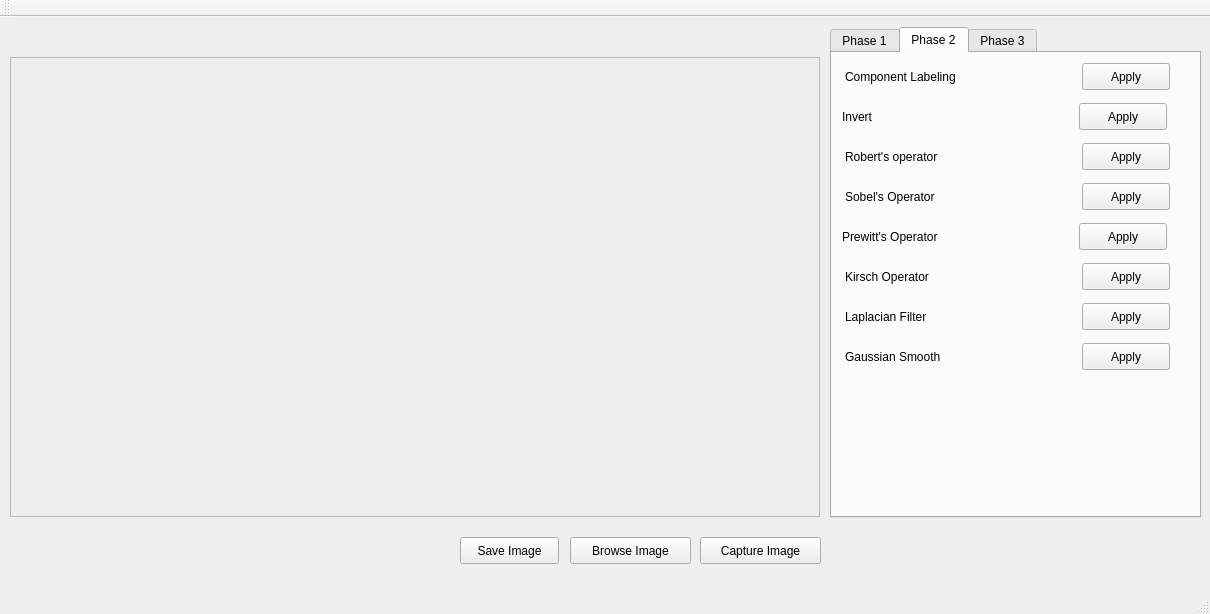
sina-cb/ColonD_ImageProcessor, file mainwindow.ui: the form before one commit.
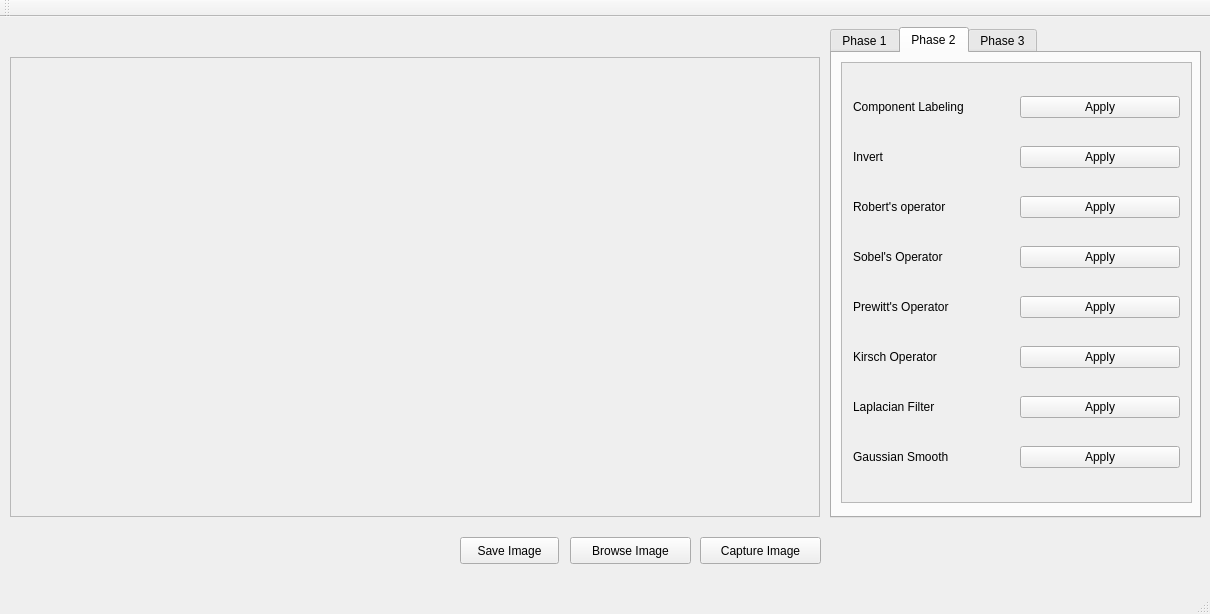
The form after the commit. The open tabs and pages were chosen to show the change.

The edit to the form file:
```diff
--- a/mainwindow.ui
+++ b/mainwindow.ui
@@ -385,213 +385,173 @@
      <attribute name="title">
       <string>Phase 2</string>
      </attribute>
+     <widget class="QScrollArea" name="scrollArea_3">
+      <property name="geometry">
+       <rect>
+        <x>9</x>
+        <y>9</y>
+        <width>351</width>
+        <height>441</height>
+       </rect>
+      </property>
+      <property name="widgetResizable">
+       <bool>true</bool>
+      </property>
+      <widget class="QWidget" name="scrollAreaWidgetContents_3">
+       <property name="geometry">
+        <rect>
+         <x>0</x>
+         <y>0</y>
+         <width>349</width>
+         <height>439</height>
+        </rect>
+       </property>
+       <layout class="QGridLayout" name="gridLayout_2">
+        <item row="0" column="0">
      <widget class="QLabel" name="label_13">
-      <property name="geometry">
-       <rect>
-        <x>13</x>
-        <y>10</y>
-        <width>166</width>
-        <height>27</height>
-       </rect>
-      </property>
       <property name="text">
        <string>Component Labeling</string>
       </property>
      </widget>
+        </item>
+        <item row="0" column="1">
      <widget class="QPushButton" name="componentLabelingBtn">
-      <property name="geometry">
-       <rect>
-        <x>250</x>
-        <y>10</y>
-        <width>88</width>
-        <height>27</height>
-       </rect>
-      </property>
       <property name="text">
        <string>Apply</string>
       </property>
      </widget>
-     <widget class="QPushButton" name="invertBtn">
-      <property name="geometry">
-       <rect>
-        <x>247</x>
-        <y>50</y>
-        <width>88</width>
-        <height>27</height>
-       </rect>
-      </property>
-      <property name="text">
-       <string>Apply</string>
-      </property>
-     </widget>
+        </item>
+        <item row="1" column="0">
      <widget class="QLabel" name="label_14">
-      <property name="geometry">
-       <rect>
-        <x>10</x>
-        <y>50</y>
-        <width>166</width>
-        <height>27</height>
-       </rect>
-      </property>
       <property name="text">
        <string>Invert</string>
       </property>
      </widget>
+        </item>
+        <item row="1" column="1">
+         <widget class="QPushButton" name="invertBtn">
+          <property name="text">
+           <string>Apply</string>
+          </property>
+         </widget>
+        </item>
+        <item row="2" column="0">
      <widget class="QLabel" name="label_15">
-      <property name="geometry">
-       <rect>
-        <x>13</x>
-        <y>90</y>
-        <width>166</width>
-        <height>27</height>
-       </rect>
-      </property>
       <property name="text">
        <string>Robert's operator</string>
       </property>
      </widget>
+        </item>
+        <item row="2" column="1">
      <widget class="QPushButton" name="robertsOpBtn">
-      <property name="geometry">
-       <rect>
-        <x>250</x>
-        <y>90</y>
-        <width>88</width>
-        <height>27</height>
-       </rect>
-      </property>
       <property name="text">
        <string>Apply</string>
       </property>
      </widget>
+        </item>
+        <item row="3" column="0">
      <widget class="QLabel" name="label_16">
-      <property name="geometry">
-       <rect>
-        <x>13</x>
-        <y>130</y>
-        <width>166</width>
-        <height>27</height>
-       </rect>
-      </property>
       <property name="text">
        <string>Sobel's Operator</string>
       </property>
      </widget>
+        </item>
+        <item row="3" column="1">
      <widget class="QPushButton" name="sobelOpBtn">
-      <property name="geometry">
-       <rect>
-        <x>250</x>
-        <y>130</y>
-        <width>88</width>
-        <height>27</height>
-       </rect>
-      </property>
       <property name="text">
        <string>Apply</string>
       </property>
      </widget>
-     <widget class="QPushButton" name="prewittOpBtn">
-      <property name="geometry">
-       <rect>
-        <x>247</x>
-        <y>170</y>
-        <width>88</width>
-        <height>27</height>
-       </rect>
-      </property>
-      <property name="text">
-       <string>Apply</string>
-      </property>
-     </widget>
+        </item>
+        <item row="4" column="0">
      <widget class="QLabel" name="label_17">
-      <property name="geometry">
-       <rect>
-        <x>10</x>
-        <y>170</y>
-        <width>166</width>
-        <height>27</height>
-       </rect>
-      </property>
       <property name="text">
        <string>Prewitt's Operator</string>
       </property>
      </widget>
+        </item>
+        <item row="4" column="1">
+         <widget class="QPushButton" name="prewittOpBtn">
+          <property name="text">
+           <string>Apply</string>
+          </property>
+         </widget>
+        </item>
+        <item row="5" column="0">
      <widget class="QLabel" name="label_18">
-      <property name="geometry">
-       <rect>
-        <x>13</x>
-        <y>210</y>
-        <width>166</width>
-        <height>27</height>
-       </rect>
-      </property>
       <property name="text">
        <string>Kirsch Operator</string>
       </property>
      </widget>
+        </item>
+        <item row="5" column="1">
      <widget class="QPushButton" name="kirschOpBtn">
-      <property name="geometry">
-       <rect>
-        <x>250</x>
-        <y>210</y>
-        <width>88</width>
-        <height>27</height>
-       </rect>
-      </property>
       <property name="text">
        <string>Apply</string>
       </property>
      </widget>
+        </item>
+        <item row="6" column="0">
      <widget class="QLabel" name="label_19">
-      <property name="geometry">
-       <rect>
-        <x>13</x>
-        <y>250</y>
-        <width>166</width>
-        <height>27</height>
-       </rect>
-      </property>
       <property name="text">
        <string>Laplacian Filter</string>
       </property>
      </widget>
+        </item>
+        <item row="6" column="1">
      <widget class="QPushButton" name="laplacianOpBtn">
-      <property name="geometry">
-       <rect>
-        <x>250</x>
-        <y>250</y>
-        <width>88</width>
-        <height>27</height>
-       </rect>
-      </property>
       <property name="text">
        <string>Apply</string>
       </property>
      </widget>
+        </item>
+        <item row="7" column="0">
      <widget class="QLabel" name="label_20">
-      <property name="geometry">
-       <rect>
-        <x>13</x>
-        <y>290</y>
-        <width>166</width>
-        <height>27</height>
-       </rect>
-      </property>
       <property name="text">
        <string>Gaussian Smooth</string>
       </property>
      </widget>
+        </item>
+        <item row="7" column="1">
      <widget class="QPushButton" name="gaussianBtn">
-      <property name="geometry">
-       <rect>
-        <x>250</x>
-        <y>290</y>
-        <width>88</width>
-        <height>27</height>
-       </rect>
-      </property>
       <property name="text">
        <string>Apply</string>
       </property>
+         </widget>
+        </item>
+       </layout>
+       <zorder>robertsOpBtn</zorder>
+       <zorder>label_20</zorder>
+       <zorder>gaussianBtn</zorder>
+       <zorder>label_17</zorder>
+       <zorder>label_16</zorder>
+       <zorder>componentLabelingBtn</zorder>
+       <zorder>kirschOpBtn</zorder>
+       <zorder>prewittOpBtn</zorder>
+       <zorder>label_13</zorder>
+       <zorder>label_14</zorder>
+       <zorder>label_15</zorder>
+       <zorder>label_18</zorder>
+       <zorder>laplacianOpBtn</zorder>
+       <zorder>invertBtn</zorder>
+       <zorder>label_19</zorder>
+       <zorder>componentLabelingBtn</zorder>
+       <zorder>label_20</zorder>
+       <zorder>sobelOpBtn</zorder>
+       <zorder>gaussianBtn</zorder>
+       <zorder>label_17</zorder>
+       <zorder>label_16</zorder>
+       <zorder>robertsOpBtn</zorder>
+       <zorder>kirschOpBtn</zorder>
+       <zorder>prewittOpBtn</zorder>
+       <zorder>laplacianOpBtn</zorder>
+       <zorder>label_18</zorder>
+       <zorder>label_15</zorder>
+       <zorder>label_14</zorder>
+       <zorder>label_13</zorder>
+       <zorder>label_19</zorder>
+       <zorder>invertBtn</zorder>
+      </widget>
      </widget>
     </widget>
     <widget class="QWidget" name="tab">
```
Left out of the diff: 195 changed lines with no effect on the pictures. Lines whose indentation alone changed are shown as unchanged.
